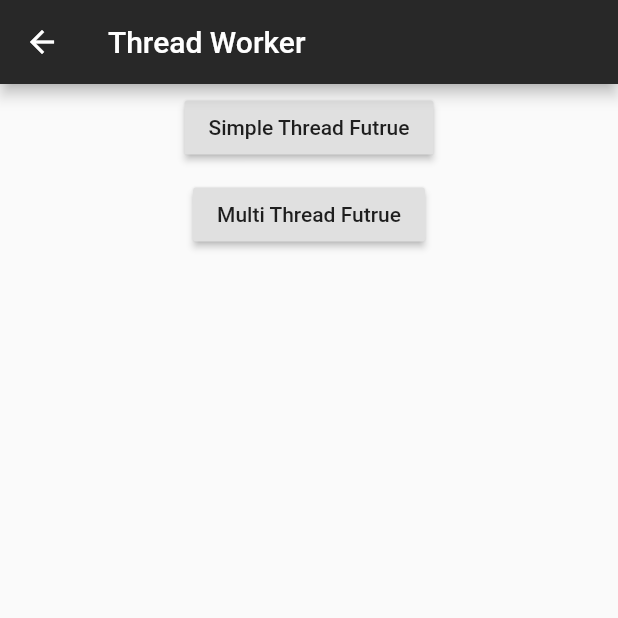
After one commit to llxTnT/flutter_lab, a Flutter app: the ThreadWorkerPage screen opened directly, after a tap on "Multi Thread Futrue", on a phone screen of 412 x 824 dp, the top half of it. The commit adds this screen. Run offline on Flutter 3.47's test engine with Material 2 defaults, Android fonts, the phone set to English and light mode, and no system bars.

Commit message:
添加异步任务示例 202008022330

```diff
--- a/lib/ui/main_page.dart
+++ b/lib/ui/main_page.dart
@@ -2,6 +2,7 @@ import 'dart:math';
 
 import 'package:flutter/material.dart';
 import 'package:flutterlab/ui/sample/common_view_sample_page.dart';
+import 'package:flutterlab/ui/sample/thread_worker_sample_page.dart';
 
 class MainPage extends StatefulWidget {
   MainPage({Key key, this.title}) : super(key: key);
@@ -73,7 +74,7 @@ class _MainPageState extends State<MainPage> {
     );
   }
 
-  List<String> gridText = ['Common View', 'Pixels Type'];
+  List<String> gridText = ['Common View', 'Thread Worker'];
 
   // #docregion grid
   Widget _buildGrid() => GridView.count(
@@ -114,6 +115,8 @@ class _MainPageState extends State<MainPage> {
             builder: (c) => CommonViewPage(title: "Common View")));
         break;
       case 1:
+        Navigator.of(context).push<void>(MaterialPageRoute(
+            builder: (c) => ThreadWorkerPage(title: "Thread Worker")));
         break;
     }
 // #enddocregion grid
--- /dev/null
+++ b/lib/ui/sample/thread_worker_sample_page.dart
@@ -0,0 +1,93 @@
+import 'dart:io';
+import 'dart:math';
+
+import 'package:flutter/material.dart';
+
+class ThreadWorkerPage extends StatefulWidget {
+  ThreadWorkerPage({Key key, this.title}) : super(key: key);
+
+  // This widget is the home page of your application. It is stateful, meaning
+  // that it has a State object (defined below) that contains fields that affect
+  // how it looks.
+
+  // This class is the configuration for the state. It holds the values (in this
+  // case the title) provided by the parent (in this case the App widget) and
+  // used by the build method of the State. Fields in a Widget subclass are
+  // always marked "final".
+
+  final String title;
+
+  @override
+  _ThreadWorkerPageState createState() => _ThreadWorkerPageState();
+}
+
+class _ThreadWorkerPageState extends State<ThreadWorkerPage> {
+  @override
+  Widget build(BuildContext context) {
+    // TODO: implement build
+    return Scaffold(
+        appBar: AppBar(
+          title: Text(widget.title),
+        ),
+        body: Column(
+            mainAxisSize: MainAxisSize.max,
+            crossAxisAlignment: CrossAxisAlignment.center,
+            children: <Widget>[
+              Row(
+                mainAxisAlignment: MainAxisAlignment.center,
+                children: <Widget>[
+                  Container(
+                      margin: EdgeInsets.all(5),
+                      child: RaisedButton(
+                        child: Text("Simple Thread Futrue"),
+                        onPressed: handleSimpleThreadBTNPressed,
+                      ))
+                ],
+              ),
+              Row(
+                mainAxisAlignment: MainAxisAlignment.center,
+                children: <Widget>[
+                  Container(
+                      margin: EdgeInsets.all(5),
+                      child: RaisedButton(
+                        child: Text("Multi Thread Futrue"),
+                        onPressed: handleMultiThreadBTNPressed,
+                      ))
+                ],
+              ),
+            ]));
+  }
+
+  void handleSimpleThreadBTNPressed() {
+    print("simple thread pressed");
+    Future future = new Future(() {
+      print("when future do in this");
+    });
+    future.then((value) => 1);
+  }
+
+  void handleMultiThreadBTNPressed() {
+    print("Multi thread pressed");
+    Future future1 = new Future(() {
+      print("when future 1 start do in this");
+      sleep(Duration(milliseconds: 300));
+      print("when future 1 end do in this");
+    });
+    Future future2 = new Future(() {
+      print("when future 2 start do in this");
+      sleep(Duration(milliseconds: 400));
+      print("when future 2 end do in this");
+    });
+    Future future3 = new Future(() {
+      print("when future 3 start do in this");
+      sleep(Duration(milliseconds: 500));
+      print("when future 3 end do in this");
+    });
+    future1.then((value) => 1);
+    future3.then((value) => 2);
+    future2.then((value) => 3);
+    Future.microtask((){
+      print("when micro task start do");
+    }).then((value) => 4);
+  }
+}
```
